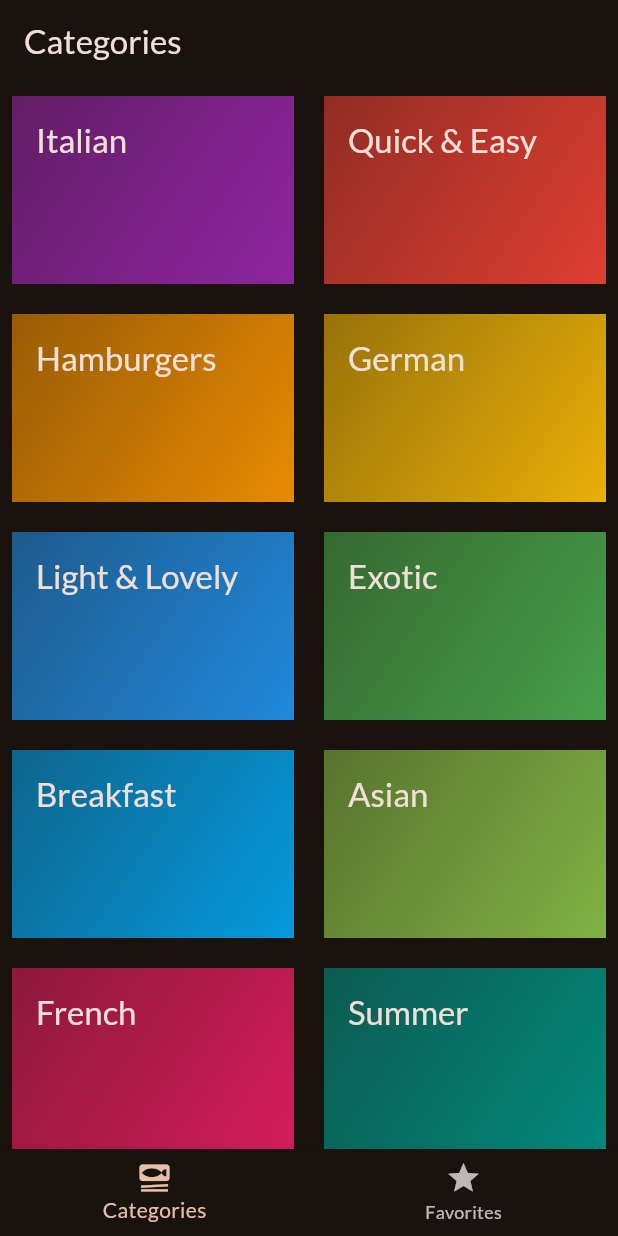
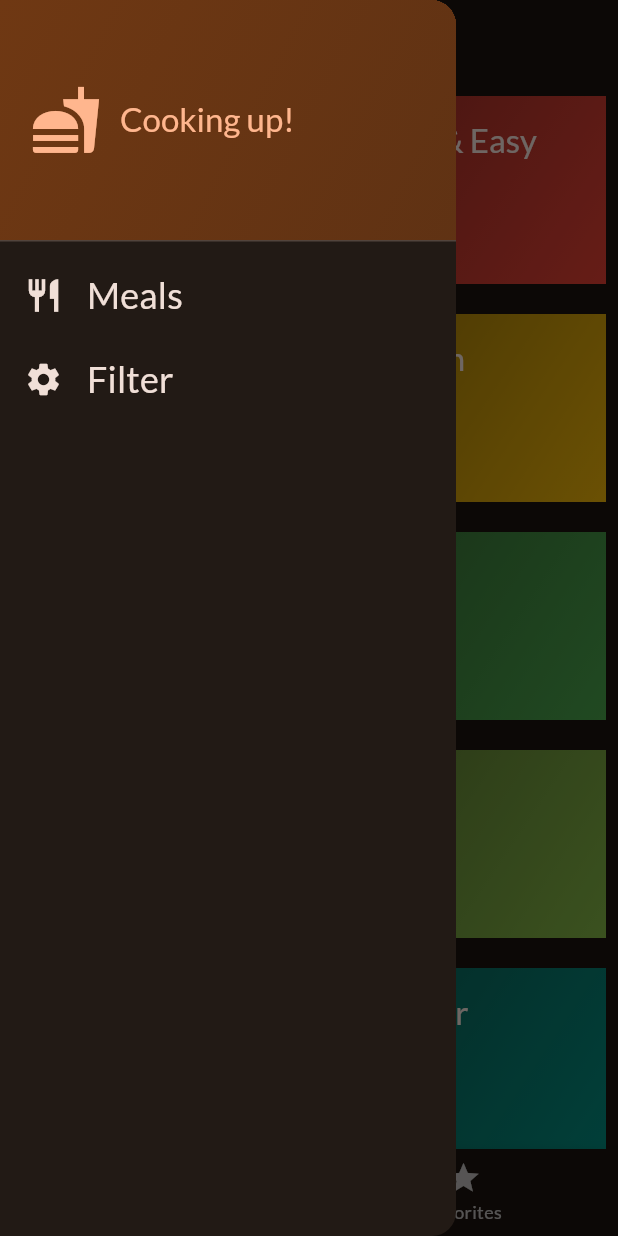
Before and after one commit to manthan-chauhan-17/Meals-App, a Flutter app: the screen it shows after launch, with the side drawer open (before the commit the screen has no drawer), on a phone screen of 412 x 824 dp. Run offline on Flutter 3.47's test engine with Material 3 defaults, Android fonts, the phone set to English and light mode, and no system bars; our stand-ins replace google_fonts, transparent_image.

Commit message:
Added Side drawer to main screen

```diff
--- a/lib/screens/tabs_screen.dart
+++ b/lib/screens/tabs_screen.dart
@@ -2,6 +2,7 @@ import 'package:flutter/material.dart';
 import 'package:meals_app/models/meal.dart';
 import 'package:meals_app/screens/categories_screen.dart';
 import 'package:meals_app/screens/meals_screen.dart';
+import 'package:meals_app/widgets/main_drawer.dart';
 
 class TabsScreen extends StatefulWidget {
   const TabsScreen({super.key});
@@ -17,6 +18,7 @@ class _TabsScreenState extends State<TabsScreen> {
 
   final List<Meal> _favoriteMeals = [];
 
+  // Snackbar with info about meal added or removed as favorite
   void _showInfoMessage(String message) {
     ScaffoldMessenger.of(context).clearSnackBars();
     ScaffoldMessenger.of(context).showSnackBar(
@@ -26,6 +28,7 @@ class _TabsScreenState extends State<TabsScreen> {
     );
   }
 
+  // Marking and unmarking as favorite
   void _toggleMealFavoriteStatus(Meal meal) {
     final isExisting = _favoriteMeals.contains(meal);
 
@@ -39,6 +42,14 @@ class _TabsScreenState extends State<TabsScreen> {
         _favoriteMeals.add(meal);
       });
       _showInfoMessage("Meal marked as favorite");
+    }
+  }
+
+  // To navigate through side drawer
+  void _setScreen(String identifier) {
+    if (identifier == 'filters') {
+    } else {
+      Navigator.pop(context);
     }
   }
 
@@ -66,6 +77,9 @@ class _TabsScreenState extends State<TabsScreen> {
       appBar: AppBar(
         title: Text(activePageTitle),
       ),
+      drawer: MainDrawer(
+        onSelectScreen: _setScreen,
+      ),
       body: activePage,
       bottomNavigationBar: BottomNavigationBar(
         onTap: _selectPage,
--- /dev/null
+++ b/lib/widgets/main_drawer.dart
@@ -0,0 +1,82 @@
+import 'package:flutter/material.dart';
+
+class MainDrawer extends StatelessWidget {
+  const MainDrawer({super.key, required this.onSelectScreen});
+
+  final void Function(String identifier) onSelectScreen;
+  @override
+  Widget build(BuildContext context) {
+    return Drawer(
+      child: Column(
+        children: [
+          DrawerHeader(
+            padding: const EdgeInsets.all(20.0),
+            decoration: BoxDecoration(
+              gradient: LinearGradient(
+                colors: [
+                  Theme.of(context).colorScheme.primaryContainer,
+                  Theme.of(context)
+                      .colorScheme
+                      .primaryContainer
+                      .withOpacity(0.8),
+                ],
+                begin: Alignment.topLeft,
+                end: Alignment.bottomRight,
+              ),
+            ),
+            child: Row(
+              children: [
+                Icon(
+                  Icons.fastfood,
+                  size: 48,
+                  color: Theme.of(context).colorScheme.primary,
+                ),
+                const SizedBox(
+                  width: 12.0,
+                ),
+                Text(
+                  "Cooking up!",
+                  style: Theme.of(context).textTheme.titleLarge!.copyWith(
+                        color: Theme.of(context).colorScheme.primary,
+                      ),
+                ),
+              ],
+            ),
+          ),
+          ListTile(
+            leading: Icon(
+              Icons.restaurant,
+              size: 26.0,
+              color: Theme.of(context).colorScheme.onSurface,
+            ),
+            title: Text(
+              "Meals",
+              style: Theme.of(context).textTheme.titleSmall!.copyWith(
+                  color: Theme.of(context).colorScheme.onSurface,
+                  fontSize: 24.0),
+            ),
+            onTap: () {
+              onSelectScreen('meals');
+            },
+          ),
+          ListTile(
+            leading: Icon(
+              Icons.settings,
+              size: 26.0,
+              color: Theme.of(context).colorScheme.onSurface,
+            ),
+            title: Text(
+              "Filter",
+              style: Theme.of(context).textTheme.titleSmall!.copyWith(
+                  color: Theme.of(context).colorScheme.onSurface,
+                  fontSize: 24.0),
+            ),
+            onTap: () {
+              onSelectScreen('filters');
+            },
+          )
+        ],
+      ),
+    );
+  }
+}
```
